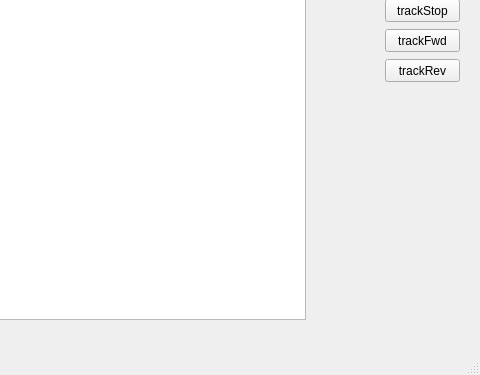
First picture: the form in mainwindow.ui, repository AndreyShi/udp_test, before the edit; both pictures show x 85 to 565 and y 221 to 596 of the 565 by 596 pixel window.
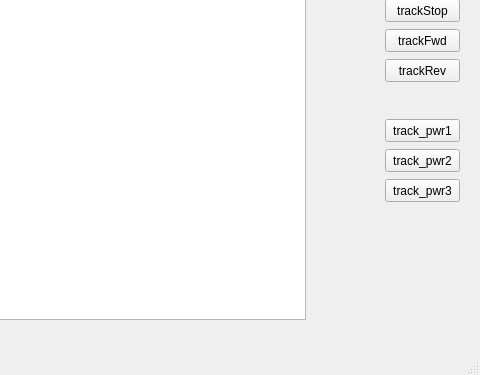
Second picture: the form after the edit.

Commit message: add track_pwr buttons

Diff of the .ui file:
```diff
--- a/mainwindow.ui
+++ b/mainwindow.ui
@@ -99,6 +99,45 @@
      </rect>
     </property>
    </widget>
+   <widget class="QPushButton" name="pb_track_pwr1">
+    <property name="geometry">
+     <rect>
+      <x>470</x>
+      <y>340</y>
+      <width>75</width>
+      <height>23</height>
+     </rect>
+    </property>
+    <property name="text">
+     <string>track_pwr1</string>
+    </property>
+   </widget>
+   <widget class="QPushButton" name="pb_track_pwr2">
+    <property name="geometry">
+     <rect>
+      <x>470</x>
+      <y>370</y>
+      <width>75</width>
+      <height>23</height>
+     </rect>
+    </property>
+    <property name="text">
+     <string>track_pwr2</string>
+    </property>
+   </widget>
+   <widget class="QPushButton" name="pb_track_pwr3">
+    <property name="geometry">
+     <rect>
+      <x>470</x>
+      <y>400</y>
+      <width>75</width>
+      <height>23</height>
+     </rect>
+    </property>
+    <property name="text">
+     <string>track_pwr3</string>
+    </property>
+   </widget>
   </widget>
   <widget class="QMenuBar" name="menubar">
    <property name="geometry">
```
The commit also changes 4 other files.
